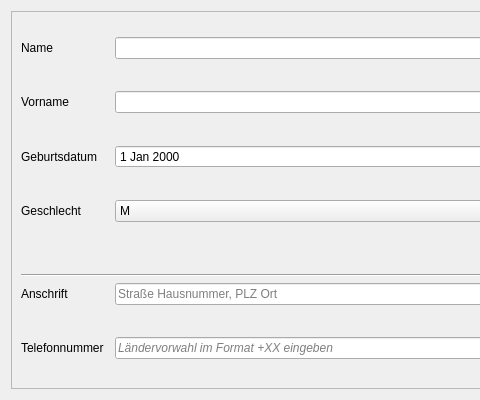
First picture: the form in Patient_Data_Project/datensatz_bearbeiten.ui, repository Baljet389/Patient_Data, before the edit; both pictures show x 0 to 480 and y 0 to 400 of the 780 by 400 pixel window.
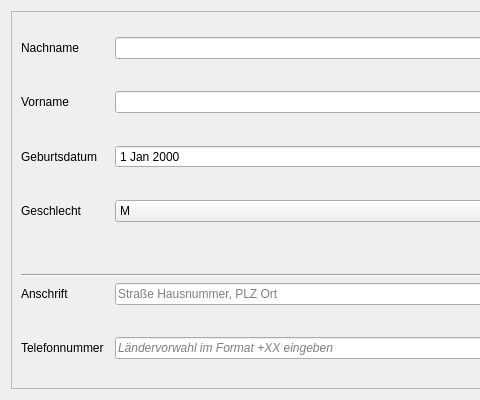
Second picture: the form after the edit.

Commit message: Name zu Nachname, weil sonst verwirrend ob Vor- oder Nachname geändert bei Datensatz bearbeiten

The edit to the form file:
```diff
--- a/Patient_Data_Project/datensatz_bearbeiten.ui
+++ b/Patient_Data_Project/datensatz_bearbeiten.ui
@@ -32,7 +32,7 @@
        <item row="1" column="0">
         <widget class="QLabel" name="label_2_Name">
          <property name="text">
-          <string>Name</string>
+          <string>Nachname</string>
          </property>
         </widget>
        </item>
```
The commit also changes 2 other files.
